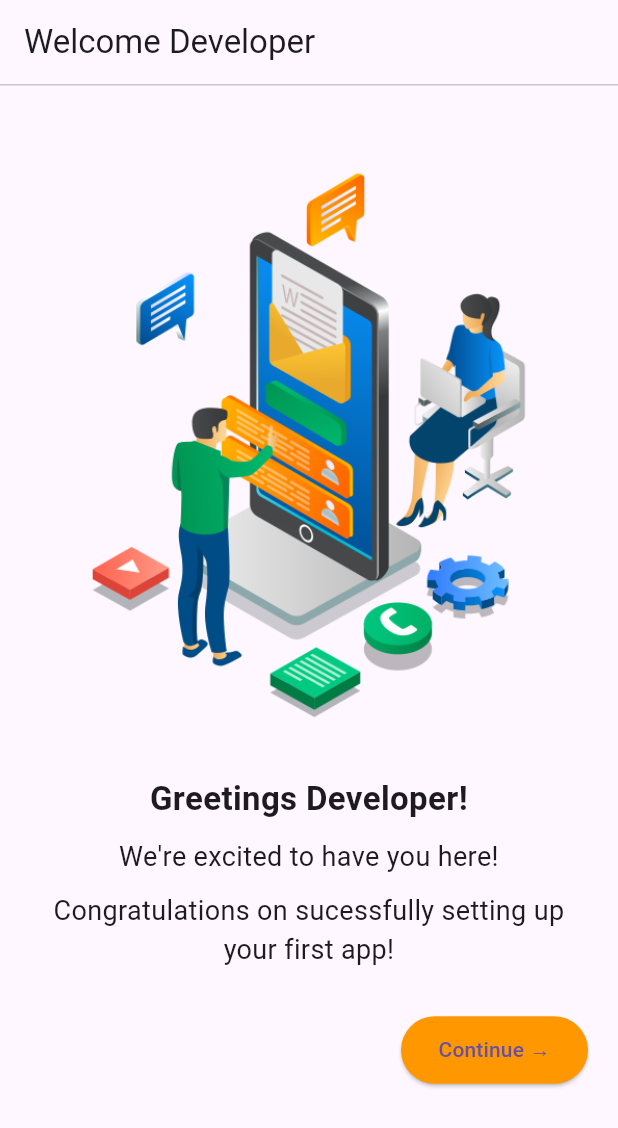
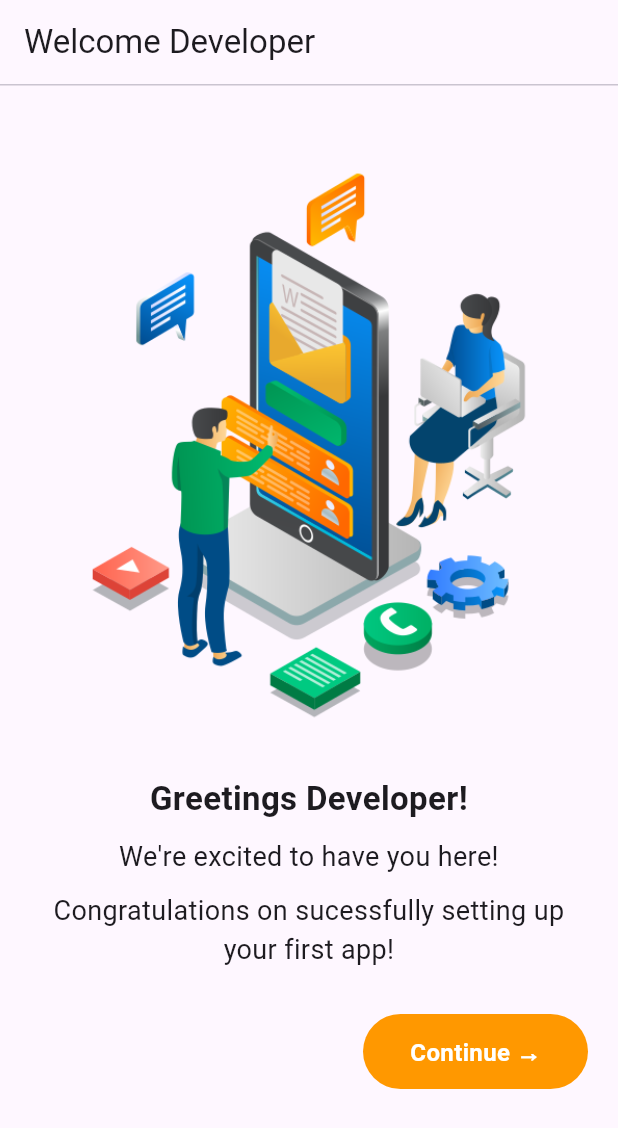
Before and after one commit to tanish699/Flutter, a Flutter app: the screen it shows after launch, on a phone screen of 412 x 824 dp. Shown: the top 1128 px of the screen. Run offline on Flutter 3.47's test engine with Material 3 defaults, Android fonts, the phone set to English and light mode, and no system bars; our stand-ins replace another_flushbar, sqflite; accounts and stored records are empty.

Commit message:
Update main.dart

```diff
--- a/Projects/lib/main.dart
+++ b/Projects/lib/main.dart
@@ -1,5 +1,7 @@
 import 'package:flutter/material.dart';
+import 'package:registration_flow/pages/login.dart';
 import '../utils/images.dart';
+import '../widgets/custombutton.dart';
 
 void main() {
   runApp(const MyApp());
@@ -51,21 +53,17 @@ class LandingPage extends StatelessWidget {
                 //Button
                 Align(
                   alignment: Alignment.centerRight,
-                  child: ElevatedButton(
-                    onPressed: () {
-                      // Navigator.push(
-                      //   context,
-                      //   MaterialPageRoute(builder: (context) => FormPage()),
-                      // );
+                  child: CustomButton(
+                    text: "Continue →",
+                    width: 150,
+                    onTap: () {
+                      Navigator.push(
+                        context,
+                        MaterialPageRoute(
+                          builder: (context) => loginPage(),
+                        ),
+                      );
                     },
-                    style: ElevatedButton.styleFrom(
-                      backgroundColor: Colors.orange,
-                      padding: EdgeInsets.symmetric(horizontal: 25, vertical: 12),
-                      shape: RoundedRectangleBorder(
-                        borderRadius: BorderRadius.circular(30),
-                      ),
-                    ),
-                    child: Text("Continue →"),
                   ),
                 ),
                 SizedBox(height: 20),
```
